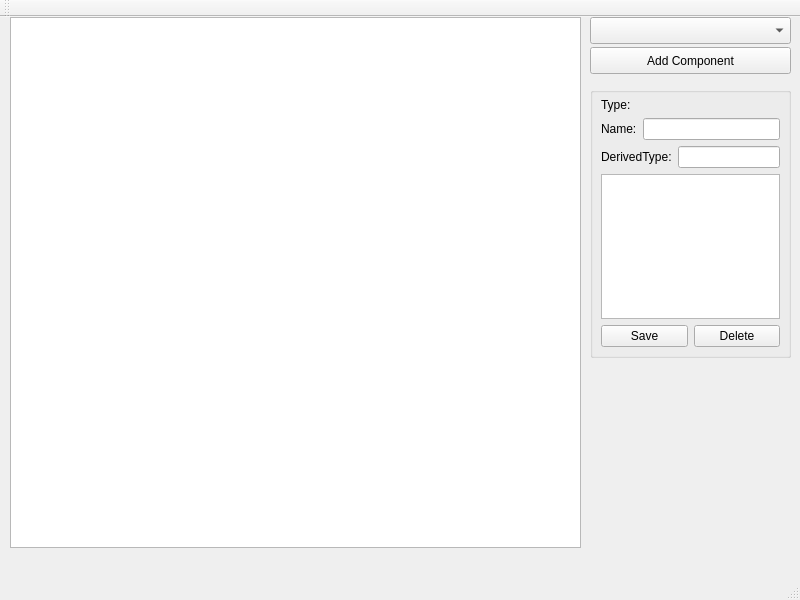
Qt form heesTryQT/mainwindow.ui (siyuyue/workspace) before a commit.
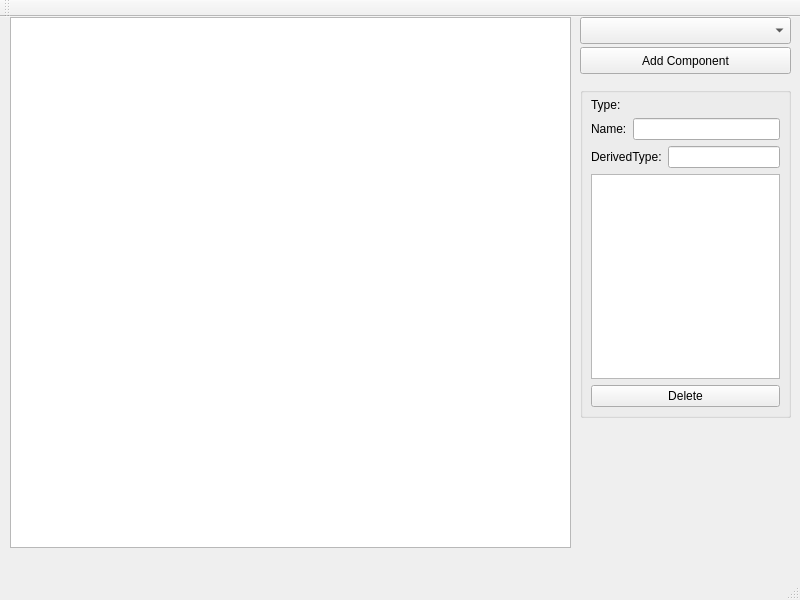
The same form after that commit.

The edit to the form file:
```diff
--- a/heesTryQT/mainwindow.ui
+++ b/heesTryQT/mainwindow.ui
@@ -19,7 +19,7 @@
      <rect>
       <x>10</x>
       <y>0</y>
-      <width>571</width>
+      <width>561</width>
       <height>531</height>
      </rect>
     </property>
@@ -27,9 +27,9 @@
    <widget class="QComboBox" name="compTypeBox">
     <property name="geometry">
      <rect>
-      <x>590</x>
+      <x>580</x>
       <y>0</y>
-      <width>201</width>
+      <width>211</width>
       <height>27</height>
      </rect>
     </property>
@@ -40,9 +40,9 @@
    <widget class="QPushButton" name="addButton">
     <property name="geometry">
      <rect>
-      <x>590</x>
+      <x>580</x>
       <y>30</y>
-      <width>201</width>
+      <width>211</width>
       <height>27</height>
      </rect>
     </property>
@@ -56,10 +56,10 @@
     </property>
     <property name="geometry">
      <rect>
-      <x>590</x>
+      <x>580</x>
       <y>70</y>
-      <width>201</width>
-      <height>271</height>
+      <width>211</width>
+      <height>331</height>
      </rect>
     </property>
     <property name="title">
@@ -73,8 +73,8 @@
       <rect>
        <x>0</x>
        <y>0</y>
-       <width>201</width>
-       <height>271</height>
+       <width>211</width>
+       <height>331</height>
       </rect>
      </property>
      <layout class="QVBoxLayout" name="verticalLayout">
@@ -183,15 +183,6 @@
        </widget>
       </item>
       <item>
-       <layout class="QHBoxLayout" name="horizontalLayout_4">
-        <item>
-         <widget class="QPushButton" name="saveButton">
-          <property name="text">
-           <string>Save</string>
-          </property>
-         </widget>
-        </item>
-        <item>
          <widget class="QPushButton" name="deleteButton">
           <property name="text">
            <string>Delete</string>
@@ -199,8 +190,6 @@
          </widget>
         </item>
        </layout>
-      </item>
-     </layout>
     </widget>
    </widget>
   </widget>
```
Left out of the diff: 2 changed lines with no effect on the pictures. Lines whose indentation alone changed are shown as unchanged.
